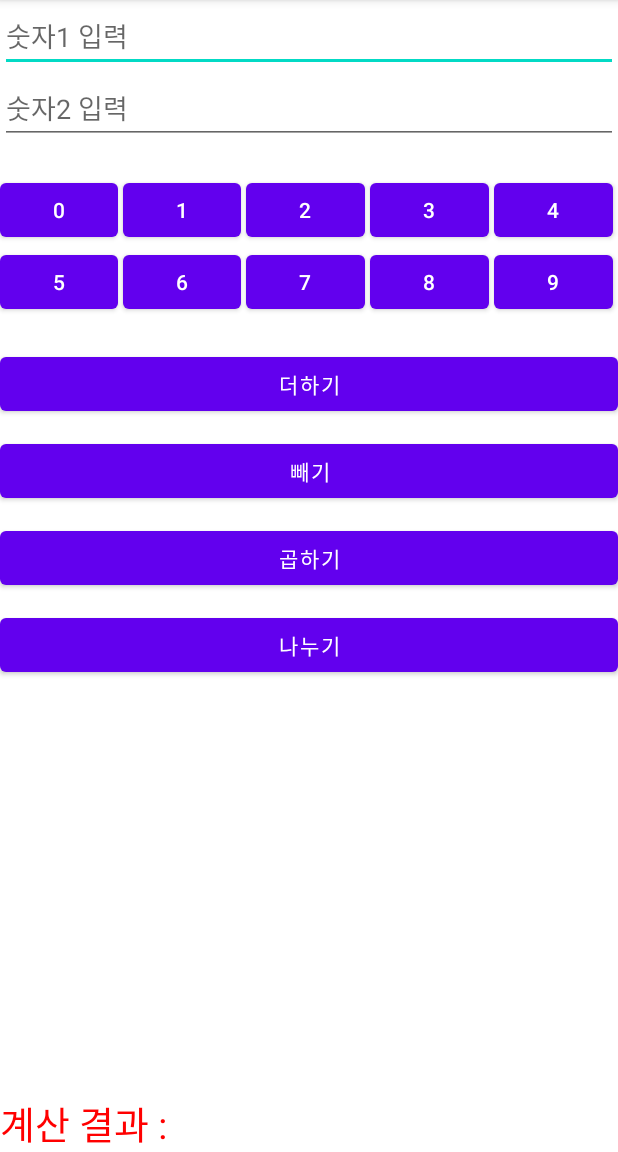
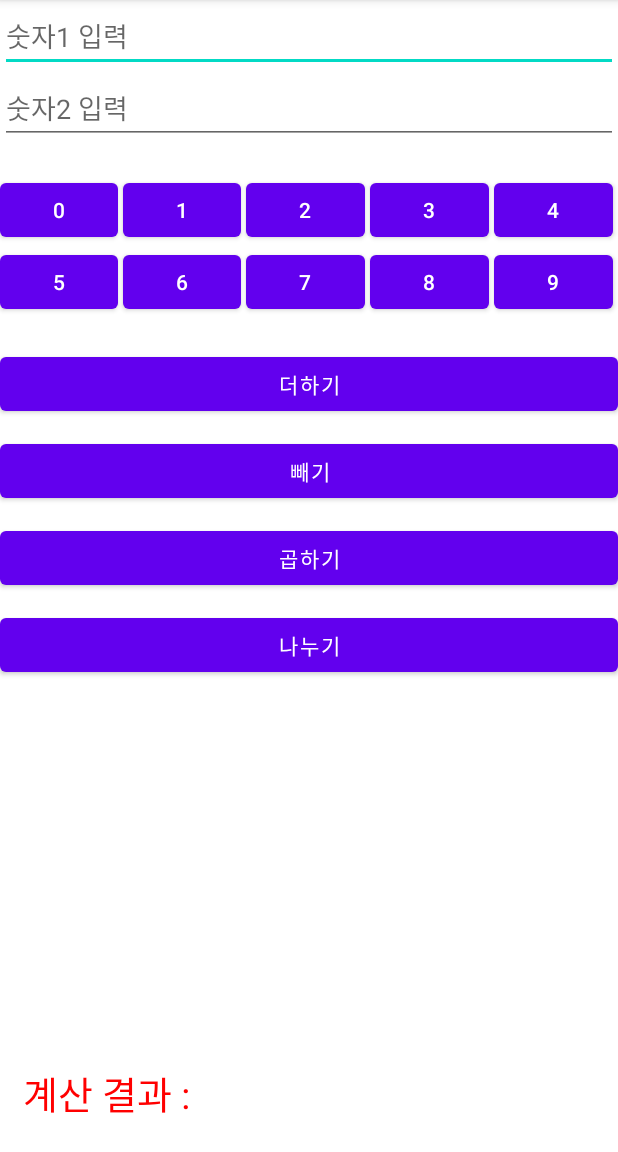
Before and after one commit to won-hyw/project5_2, an Android app: the screen it shows after launch (MainActivity), on a phone screen of 412 x 824 dp, the part 84-1236 px from its top. Run offline under Robolectric (Android 15) with nearby library versions, the phone set to English and light mode, and no system bars.

Commit message:
Operation Event Programming commit

```diff
--- a/app/src/main/res/layout/activity_main.xml
+++ b/app/src/main/res/layout/activity_main.xml
@@ -133,6 +133,8 @@
         android:layout_width="match_parent"
         android:layout_height="match_parent"
         android:gravity="bottom"
+        android:layout_marginBottom="20dp"
+        android:layout_marginLeft="15dp"
         >
         <TextView
             android:id="@+id/text_result"
```
Also changed, not shown: app/src/main/java/kr/hs/emirim/w2019/project5_2/MainActivity.java (+12 -1 lines).
